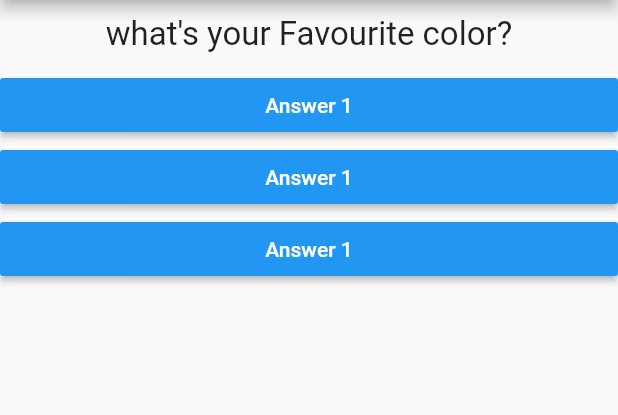
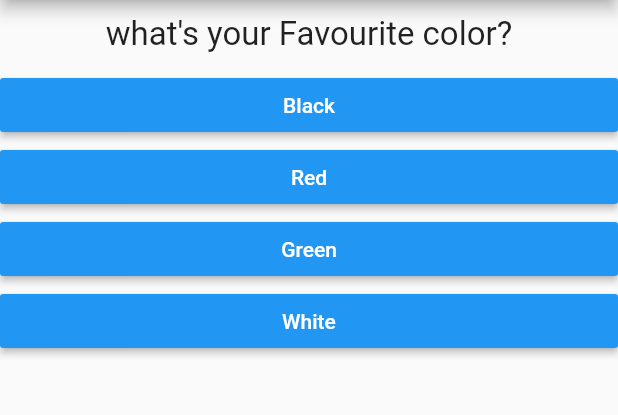
Before and after one commit to uzairmalani/first-Repo, a Flutter app: the screen it shows after launch, on a phone screen of 412 x 824 dp, the part 84-499 px from its top. Run offline on Flutter 3.47's test engine with Material 2 defaults, Android fonts, the phone set to English and light mode, and no system bars.

Commit message:
answer complete

```diff
--- a/lib/answer.dart
+++ b/lib/answer.dart
@@ -1,8 +1,10 @@
 import 'package:flutter/material.dart';
 class Answer extends StatelessWidget {
   final Function selectHandler;
+  final String answerText;
 
-  Answer(this.selectHandler);
+
+  Answer(this.selectHandler, this.answerText);
 
   @override
   Widget build(BuildContext context) {
@@ -11,7 +13,7 @@ class Answer extends StatelessWidget {
       child: RaisedButton(
           color: Colors.blue,
           textColor: Colors.white,
-              child: Text('Answer 1'),
+              child: Text(answerText),
               onPressed: selectHandler,
             ),
 
--- a/lib/main.dart
+++ b/lib/main.dart
@@ -30,15 +30,15 @@ class _MyAppState extends State<MyApp> {
     var questions = [
       {
         'questionText': 'what\'s your Favourite color?',
-        'answer': ['Black', 'Red', 'Green', 'White'],
+        'answers': ['Black', 'Red', 'Green', 'White'],
       },
       {
         'questionText': 'what\'s your Favourite Animal?',
-        'answer': ['Rabit', 'Snack', 'Elephant', 'Lion'],
+        'answers': ['Rabit', 'Snack', 'Elephant', 'Lion'],
       },
       {
         'questionText': 'Who\'s your Favourite Instructor?',
-        'answer': ['Max', 'Max', 'Max', 'Max'],
+        'answers': ['Max', 'Max', 'Max', 'Max'],
       },
     ];
     return MaterialApp(
@@ -51,9 +51,9 @@ class _MyAppState extends State<MyApp> {
             Question(
               questions[_questionindex]['questionText'],
             ),
-            Answer(_answerQuestion),
-            Answer(_answerQuestion),
-            Answer(_answerQuestion),
+            ...(questions[_questionindex]['answers'] as List<String>).map((answer){
+            return Answer(_answerQuestion, answer);
+            }).toList()
           ],
         ),
       ),
```
